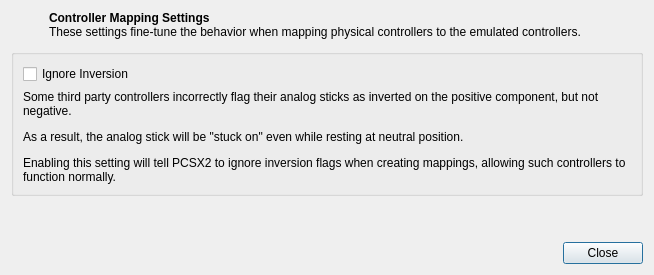
Before: the Qt Designer form pcsx2-qt/Settings/ControllerMappingSettingsDialog.ui in PenguinVRLab/PenguinScreen2, drawn with Qt 5.
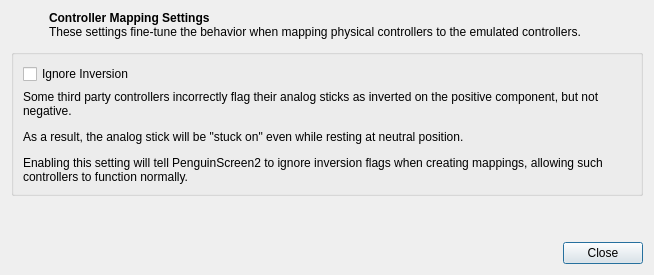
After: the same form once the commit is applied.

Commit message:
PenguinScreen2 1.0-rc2
The 1.0-rc2 source, in one commit on top of the two import layers below it
(the PCSX2 fork base and the vendored Khronos OpenXR SDK), so that the diff
against them shows what PenguinScreen2 changes in upstream PCSX2.
The release is tag v1.0-rc2.

Patch:
```diff
--- a/pcsx2-qt/Settings/ControllerMappingSettingsDialog.ui
+++ b/pcsx2-qt/Settings/ControllerMappingSettingsDialog.ui
@@ -66,7 +66,7 @@
       <item>
        <widget class="QLabel" name="label">
         <property name="text">
-         <string>&lt;html&gt;&lt;head/&gt;&lt;body&gt;&lt;p&gt;Some third party controllers incorrectly flag their analog sticks as inverted on the positive component, but not negative.&lt;/p&gt;&lt;p&gt;As a result, the analog stick will be &amp;quot;stuck on&amp;quot; even while resting at neutral position. &lt;/p&gt;&lt;p&gt;Enabling this setting will tell PCSX2 to ignore inversion flags when creating mappings, allowing such controllers to function normally.&lt;/p&gt;&lt;/body&gt;&lt;/html&gt;</string>
+         <string>&lt;html&gt;&lt;head/&gt;&lt;body&gt;&lt;p&gt;Some third party controllers incorrectly flag their analog sticks as inverted on the positive component, but not negative.&lt;/p&gt;&lt;p&gt;As a result, the analog stick will be &amp;quot;stuck on&amp;quot; even while resting at neutral position. &lt;/p&gt;&lt;p&gt;Enabling this setting will tell PenguinScreen2 to ignore inversion flags when creating mappings, allowing such controllers to function normally.&lt;/p&gt;&lt;/body&gt;&lt;/html&gt;</string>
         </property>
         <property name="wordWrap">
          <bool>true</bool>
```
The commit also changes 1123 other files.
